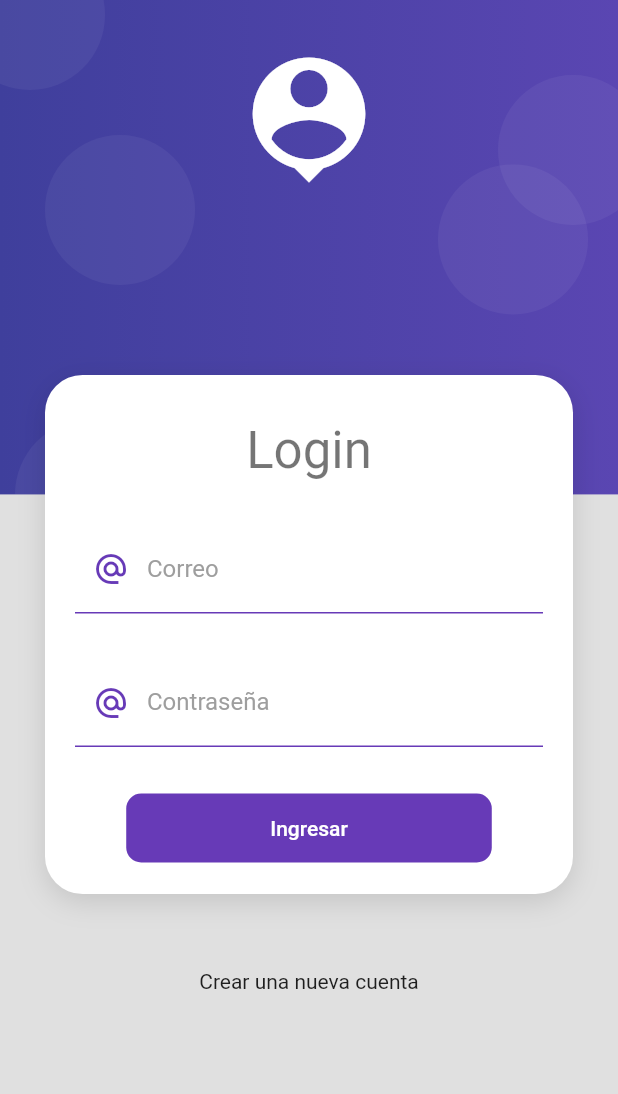
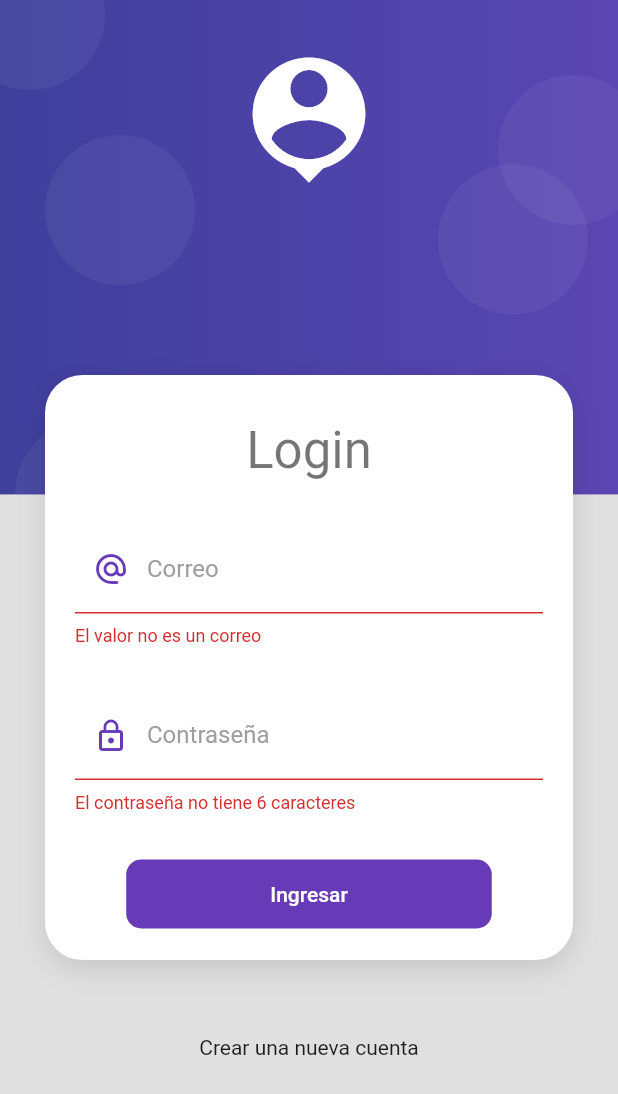
Before and after one commit to luigrocha/products-app, a Flutter app: the screen it shows after launch, after a tap on "Ingresar", on a phone screen of 412 x 824 dp. Shown: the top 1094 px of the screen. Run offline on Flutter 3.47's test engine with Material 2 defaults, Android fonts, the phone set to English and light mode, and no system bars.

```diff
--- /dev/null
+++ b/lib/providers/login_form_provider.dart
@@ -0,0 +1,12 @@
+import 'package:flutter/material.dart';
+
+class LoginFormProvider extends ChangeNotifier {
+  GlobalKey<FormState> formKey = new GlobalKey<FormState>();
+  String email = '';
+  String pass = '';
+
+  bool isvalid() {
+    print(formKey.currentState?.validate());
+    return formKey.currentState?.validate() ?? false;
+  }
+}
--- a/lib/screens/login_scren.dart
+++ b/lib/screens/login_scren.dart
@@ -1,6 +1,8 @@
 import 'package:flutter/material.dart';
+import 'package:login/providers/login_form_provider.dart';
 import 'package:login/ui/input_decorations.dart';
 import 'package:login/widgets/widgets.dart';
+import 'package:provider/provider.dart';
 
 class LoginScreen extends StatelessWidget {
   @override
@@ -24,7 +26,10 @@ class LoginScreen extends StatelessWidget {
                 SizedBox(
                   height: 30,
                 ),
-                _LoginForm()
+                ChangeNotifierProvider(
+                  create: (_) => LoginFormProvider(),
+                  child: _LoginForm(),
+                ),
               ],
             ),
           ),
@@ -44,9 +49,12 @@ class LoginScreen extends StatelessWidget {
 class _LoginForm extends StatelessWidget {
   @override
   Widget build(BuildContext context) {
+    final loginForm = Provider.of<LoginFormProvider>(context);
+
     return Container(
-      //TODO mantener la referencia al Key
       child: Form(
+          key: loginForm.formKey,
+          autovalidateMode: AutovalidateMode.onUserInteraction,
           child: Column(
             children: [
               TextFormField(
@@ -56,6 +64,15 @@ class _LoginForm extends StatelessWidget {
                     hintText: 'example@gmail.com',
                     labelText: 'Correo',
                     prefixIcon: Icons.alternate_email_rounded),
+                onChanged: (value) => loginForm.email,
+                validator: (value) {
+                  String pattern =
+                      r'^(([^<>()[\]\\.,;:\s@\"]+(\.[^<>()[\]\\.,;:\s@\"]+)*)|(\".+\"))@((\[[0-9]{1,3}\.[0-9]{1,3}\.[0-9]{1,3}\.[0-9]{1,3}\])|(([a-zA-Z\-0-9]+\.)+[a-zA-Z]{2,}))$';
+                  RegExp regExp = new RegExp(pattern);
+                  return regExp.hasMatch(value ?? '')
+                      ? null
+                      : 'El valor no es un correo';
+                },
               ),
               SizedBox(
                 height: 30,
@@ -67,22 +84,30 @@ class _LoginForm extends StatelessWidget {
                     hintText: '*******',
                     labelText: 'Contraseña',
                     prefixIcon: Icons.lock_outline),
+                onChanged: (value) => loginForm.pass,
+                validator: (value) {
+                  return (value != null && value.length >= 6)
+                      ? null
+                      : 'El contraseña no tiene 6 caracteres';
+                },
               ),
               SizedBox(
                 height: 30,
               ),
               MaterialButton(
                 onPressed: () {
-              //TODO login
+                  if (!loginForm.isvalid()) return;
+                  Navigator.pushReplacementNamed(context, 'home');
                 },
-            shape:
-                RoundedRectangleBorder(borderRadius: BorderRadius.circular(10)),
+                shape: RoundedRectangleBorder(
+                    borderRadius: BorderRadius.circular(10)),
                 disabledColor: Colors.grey,
                 elevation: 0,
                 color: Colors.deepPurple,
                 child: Container(
                     padding: EdgeInsets.symmetric(horizontal: 80, vertical: 15),
-                child: Text('Ingresar', style: TextStyle(color: Colors.white))),
+                    child: Text('Ingresar',
+                        style: TextStyle(color: Colors.white))),
               )
             ],
           )),
--- a/lib/ui/input_decorations.dart
+++ b/lib/ui/input_decorations.dart
@@ -2,7 +2,9 @@ import 'package:flutter/material.dart';
 
 class InputDecorations {
   static InputDecoration authInputDecoration(
-      {String hintText, String labelText, IconData prefixIcon}) {
+      {required String hintText,
+      required String labelText,
+      IconData? prefixIcon}) {
     return InputDecoration(
         enabledBorder: UnderlineInputBorder(
           borderSide: BorderSide(color: Colors.deepPurple),
@@ -14,7 +16,7 @@ class InputDecorations {
         labelStyle: TextStyle(color: Colors.grey),
         prefixIcon: prefixIcon != null
             ? Icon(
-                Icons.alternate_email_sharp,
+                prefixIcon,
                 color: Colors.deepPurple,
               )
             : null);
--- a/lib/widgets/auth_background.dart
+++ b/lib/widgets/auth_background.dart
@@ -3,7 +3,7 @@ import 'package:flutter/material.dart';
 class AuthBackground extends StatelessWidget {
   final Widget child;
 
-  const AuthBackground({Key key, this.child}) : super(key: key);
+  const AuthBackground({Key? key, required this.child}) : super(key: key);
   @override
   Widget build(BuildContext context) {
     return Container(
@@ -23,7 +23,7 @@ class AuthBackground extends StatelessWidget {
 
 class _HeaderIcon extends StatelessWidget {
   const _HeaderIcon({
-    Key key,
+    Key? key,
   }) : super(key: key);
 
   @override
--- a/lib/widgets/card_container.dart
+++ b/lib/widgets/card_container.dart
@@ -1,7 +1,7 @@
 import 'package:flutter/material.dart';
 
 class CardContainer extends StatelessWidget {
-  const CardContainer({Key key, this.child}) : super(key: key);
+  const CardContainer({Key? key, required this.child}) : super(key: key);
   final Widget child;
   @override
   Widget build(BuildContext context) {
```
Also changed, not shown: pubspec.yaml (+3 -11 lines), pubspec.lock, 3 other files. Lines whose indentation alone changed are shown as unchanged.
